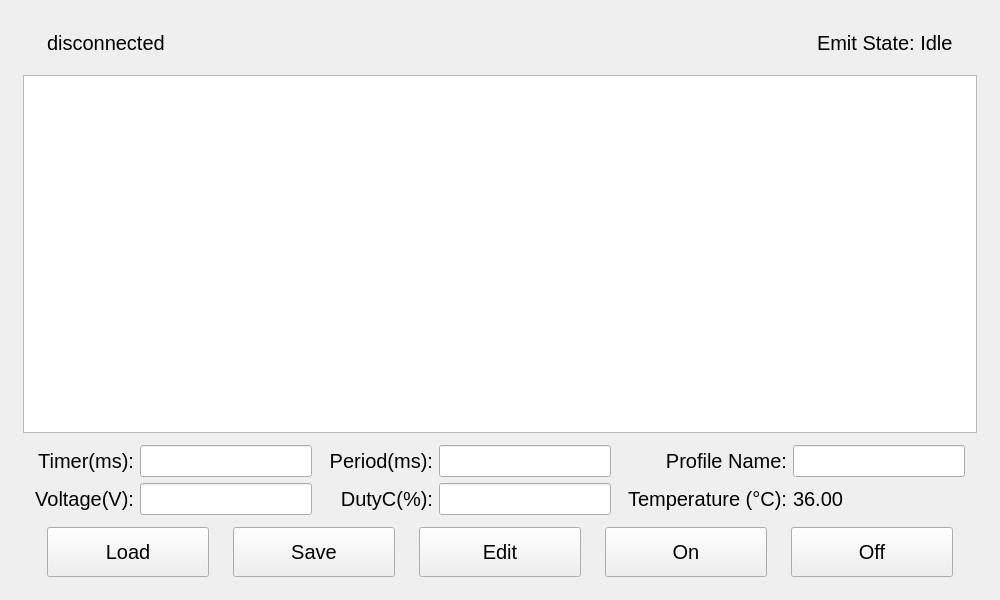
This is mainwindowlifu.ui in wangmeng08/BCI as Qt 5 draws it before an edit. The edited form follows.
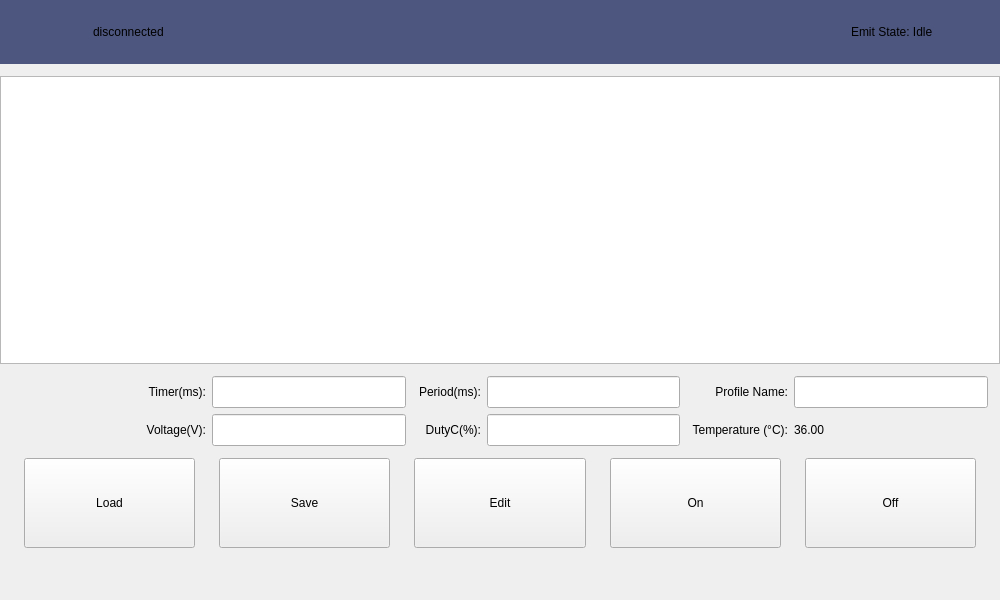
This is the edited form.

The edit to the form file:
```diff
--- a/mainwindowlifu.ui
+++ b/mainwindowlifu.ui
@@ -14,9 +14,24 @@
    <string>MainWindow</string>
   </property>
   <property name="styleSheet">
-   <string notr="true">font:20px;</string>
+   <string notr="true"/>
   </property>
   <layout class="QVBoxLayout" name="verticalLayout">
+   <property name="spacing">
+    <number>0</number>
+   </property>
+   <property name="leftMargin">
+    <number>0</number>
+   </property>
+   <property name="topMargin">
+    <number>0</number>
+   </property>
+   <property name="rightMargin">
+    <number>0</number>
+   </property>
+   <property name="bottomMargin">
+    <number>0</number>
+   </property>
    <item>
     <widget class="QWidget" name="widget" native="true">
      <property name="styleSheet">
@@ -30,13 +45,13 @@
        <number>12</number>
       </property>
       <property name="leftMargin">
-       <number>12</number>
+       <number>0</number>
       </property>
       <property name="topMargin">
-       <number>12</number>
+       <number>0</number>
       </property>
       <property name="rightMargin">
-       <number>12</number>
+       <number>0</number>
       </property>
       <property name="bottomMargin">
        <number>12</number>
@@ -46,31 +61,53 @@
         <property name="minimumSize">
          <size>
           <width>50</width>
-          <height>40</height>
+          <height>64</height>
          </size>
         </property>
         <property name="maximumSize">
          <size>
           <width>50000</width>
-          <height>40</height>
+          <height>64</height>
          </size>
         </property>
+        <property name="styleSheet">
+         <string notr="true">background-color: rgb(77, 86, 127);</string>
+        </property>
         <layout class="QHBoxLayout" name="horizontalLayout_39">
          <property name="spacing">
-          <number>12</number>
+          <number>19</number>
          </property>
          <property name="leftMargin">
-          <number>24</number>
+          <number>44</number>
          </property>
          <property name="topMargin">
           <number>0</number>
          </property>
          <property name="rightMargin">
-          <number>24</number>
+          <number>67</number>
          </property>
          <property name="bottomMargin">
           <number>0</number>
          </property>
+         <item>
+          <widget class="QLabel" name="lblStateIcon">
+           <property name="minimumSize">
+            <size>
+             <width>30</width>
+             <height>30</height>
+            </size>
+           </property>
+           <property name="maximumSize">
+            <size>
+             <width>30</width>
+             <height>30</height>
+            </size>
+           </property>
+           <property name="text">
+            <string/>
+           </property>
+          </widget>
+         </item>
          <item>
           <widget class="QLabel" name="lblState">
            <property name="text">
@@ -347,13 +384,13 @@
         <property name="minimumSize">
          <size>
           <width>0</width>
-          <height>50</height>
+          <height>130</height>
          </size>
         </property>
         <property name="maximumSize">
          <size>
           <width>16777215</width>
-          <height>80</height>
+          <height>130</height>
          </size>
         </property>
         <layout class="QHBoxLayout" name="horizontalLayout_2">
@@ -370,7 +407,7 @@
           <number>24</number>
          </property>
          <property name="bottomMargin">
-          <number>0</number>
+          <number>40</number>
          </property>
          <item>
           <widget class="QPushButton" name="btnLoad">
@@ -383,7 +420,7 @@
            <property name="maximumSize">
             <size>
              <width>240</width>
-             <height>80</height>
+             <height>90</height>
             </size>
            </property>
            <property name="text">
@@ -402,7 +439,7 @@
            <property name="maximumSize">
             <size>
              <width>240</width>
-             <height>80</height>
+             <height>90</height>
             </size>
            </property>
            <property name="text">
@@ -421,7 +458,7 @@
            <property name="maximumSize">
             <size>
              <width>240</width>
-             <height>80</height>
+             <height>90</height>
             </size>
            </property>
            <property name="text">
@@ -440,7 +477,7 @@
            <property name="maximumSize">
             <size>
              <width>240</width>
-             <height>80</height>
+             <height>90</height>
             </size>
            </property>
            <property name="text">
@@ -459,7 +496,7 @@
            <property name="maximumSize">
             <size>
              <width>240</width>
-             <height>80</height>
+             <height>90</height>
             </size>
            </property>
            <property name="text">
```
